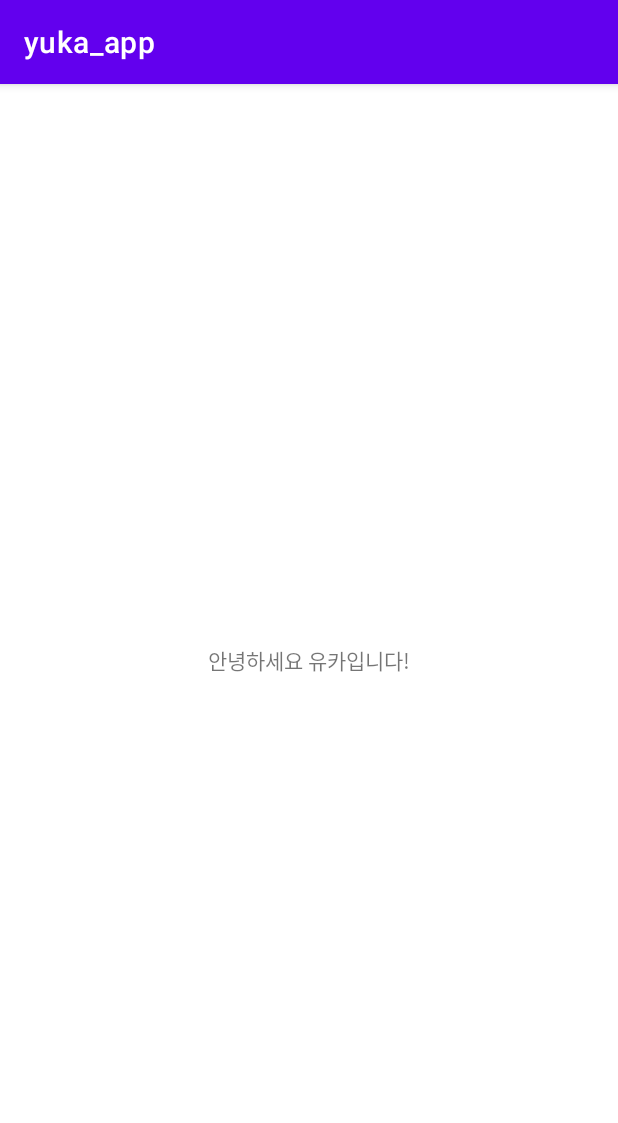
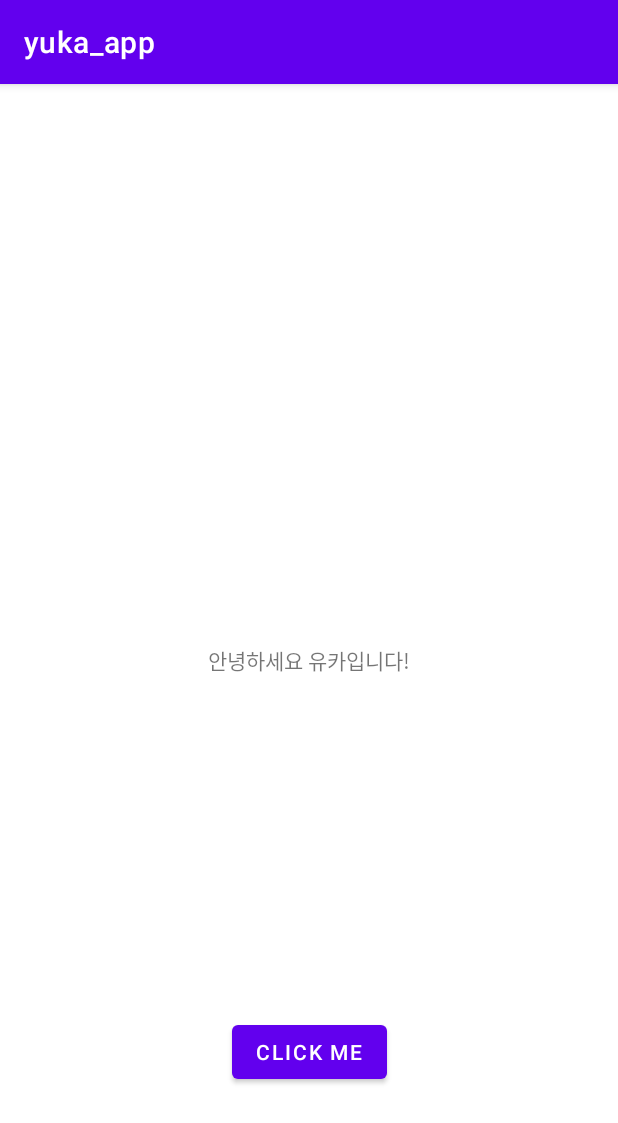
Before and after one commit to 24makiyuka/helloandroid, an Android app: the screen it shows after launch (MainActivity), on a phone screen of 412 x 824 dp. Shown: the top 1123 px of the screen. Run offline under Robolectric (Android 15) with nearby library versions, the phone set to English and light mode, and no system bars.

Commit message:
버튼 작성

```diff
--- a/app/src/main/java/com/example/hellandroid/MainActivity.java
+++ b/app/src/main/java/com/example/hellandroid/MainActivity.java
@@ -3,6 +3,8 @@ package com.example.hellandroid;
 import androidx.appcompat.app.AppCompatActivity;
 
 import android.os.Bundle;
+import android.view.View;
+import android.widget.Toast;
 
 public class MainActivity extends AppCompatActivity {
 
@@ -11,4 +13,8 @@ public class MainActivity extends AppCompatActivity {
         super.onCreate(savedInstanceState);
         setContentView(R.layout.activity_main);
     }
+
+    public void onClick(View view) {
+        Toast.makeText(this, "안녕하세요 버튼 클릭입니다", Toast.LENGTH_SHORT).show();
+    }
 }
--- a/app/src/main/res/layout/activity_main.xml
+++ b/app/src/main/res/layout/activity_main.xml
@@ -7,6 +7,7 @@
     tools:context=".MainActivity">
 
     <TextView
+        android:id="@+id/textView"
         android:layout_width="wrap_content"
         android:layout_height="wrap_content"
         android:text="안녕하세요 유카입니다!"
@@ -15,4 +16,16 @@
         app:layout_constraintRight_toRightOf="parent"
         app:layout_constraintTop_toTopOf="parent" />
 
+    <Button
+        android:id="@+id/button"
+        android:layout_width="wrap_content"
+        android:layout_height="wrap_content"
+        android:layout_marginTop="128dp"
+        android:text="Click Me"
+        app:layout_constraintBottom_toBottomOf="parent"
+        app:layout_constraintEnd_toEndOf="parent"
+        app:layout_constraintStart_toStartOf="parent"
+        app:layout_constraintTop_toBottomOf="@+id/textView"
+        android:onClick="onClick"/>
+
 </androidx.constraintlayout.widget.ConstraintLayout>
```
Also changed, not shown: app/src/main/AndroidManifest.xml (line endings or trailing spaces), app/src/main/res/drawable/flower.jpeg (added).
